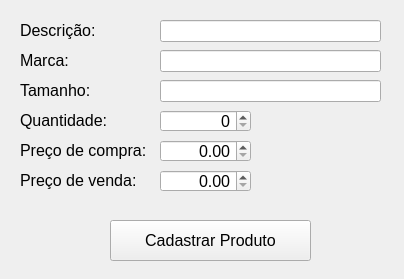
This is tela_cadastrar_produto/tela_cadastrar_produto.ui in ThiagoServulo/Sistema-Gerenciador-de-Estoque as Qt 5 draws it before an edit. The edited form follows.
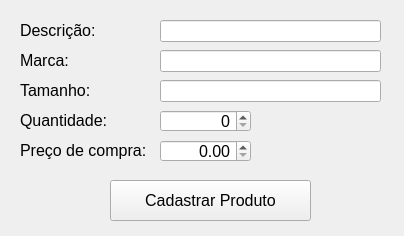
This is the edited form. Icons and pictures are not drawn.

Commit message: Inicialização da Tela de Cadastro de Produtos

Diff of the .ui file:
```diff
--- a/tela_cadastrar_produto/tela_cadastrar_produto.ui
+++ b/tela_cadastrar_produto/tela_cadastrar_produto.ui
@@ -7,7 +7,7 @@
     <x>0</x>
     <y>0</y>
     <width>404</width>
-    <height>279</height>
+    <height>236</height>
    </rect>
   </property>
   <property name="maximumSize">
@@ -121,25 +121,6 @@
     <string notr="true">Preço de compra:</string>
    </property>
   </widget>
-  <widget class="QLabel" name="label_preco_venda">
-   <property name="geometry">
-    <rect>
-     <x>20</x>
-     <y>170</y>
-     <width>151</width>
-     <height>21</height>
-    </rect>
-   </property>
-   <property name="font">
-    <font>
-     <family>MS Shell Dlg 2</family>
-     <pointsize>12</pointsize>
-    </font>
-   </property>
-   <property name="text">
-    <string notr="true">Preço de venda:</string>
-   </property>
-  </widget>
   <widget class="QLineEdit" name="texto_descricao">
    <property name="geometry">
     <rect>
@@ -245,32 +226,11 @@
     <double>9999.989999999999782</double>
    </property>
   </widget>
-  <widget class="QDoubleSpinBox" name="double_spin_box__preco_venda">
-   <property name="geometry">
-    <rect>
-     <x>160</x>
-     <y>170</y>
-     <width>91</width>
-     <height>22</height>
-    </rect>
-   </property>
-   <property name="font">
-    <font>
-     <pointsize>12</pointsize>
-    </font>
-   </property>
-   <property name="alignment">
-    <set>Qt::AlignRight|Qt::AlignTrailing|Qt::AlignVCenter</set>
-   </property>
-   <property name="maximum">
-    <double>9999.989999999999782</double>
-   </property>
-  </widget>
   <widget class="QPushButton" name="botao_login">
    <property name="geometry">
     <rect>
      <x>110</x>
-     <y>220</y>
+     <y>180</y>
      <width>201</width>
      <height>41</height>
     </rect>
```
The commit also changes 4 other files.
